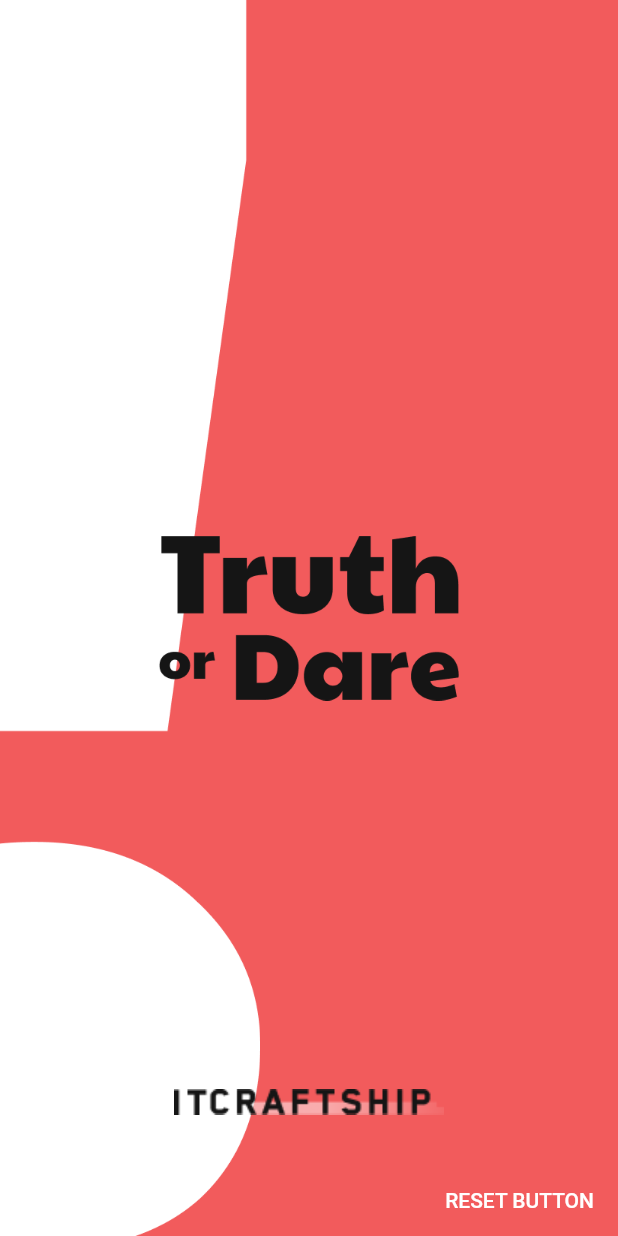
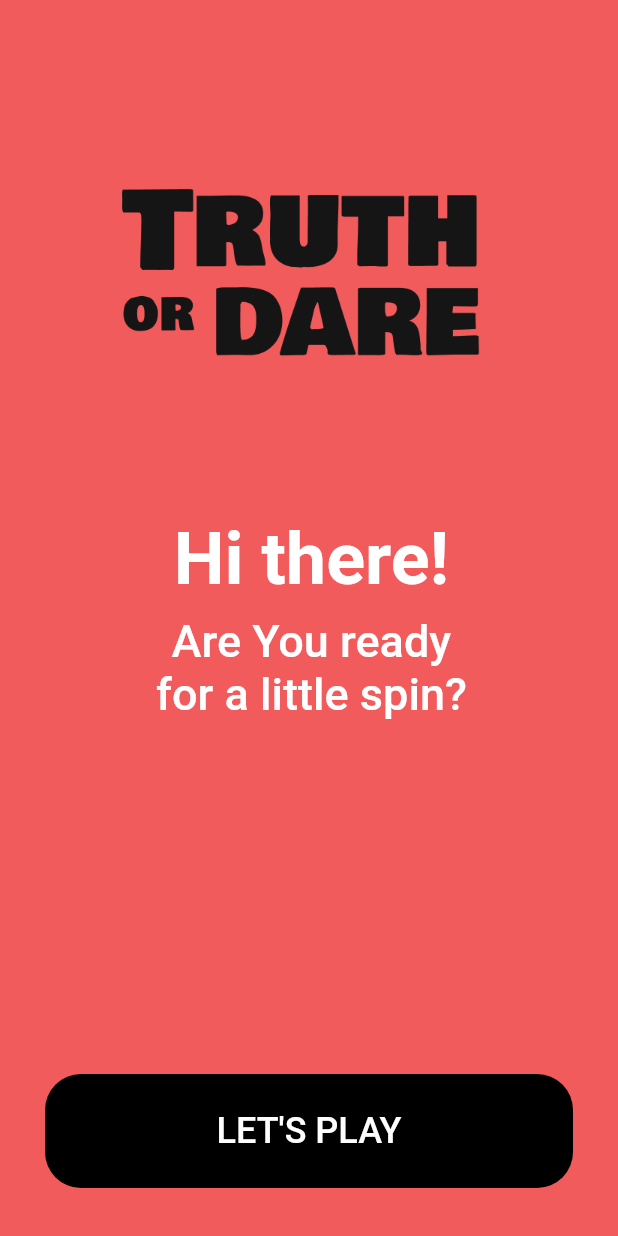
Before and after one commit to ITCraftship/truth-or-dare, a Flutter app: the screen it shows after launch, on a phone screen of 412 x 824 dp. Run offline on Flutter 3.47's test engine with Material 2 defaults, Android fonts, the phone set to English and light mode, and no system bars.

Commit message:
Added welcome page with animations

```diff
--- /dev/null
+++ b/lib/pages/welcome_page.dart
@@ -0,0 +1,128 @@
+import 'package:flutter/material.dart';
+
+import '../shared/theme/colors.dart';
+import '../shared/theme/images.dart';
+
+const Duration _transitionAnimationDuration = Duration(milliseconds: 500);
+const Duration _hiThereAnimationDuartion = Duration(seconds: 1);
+const double _translationHidden = -100;
+const double _buttonPadding = 30;
+
+class WelcomePage extends StatefulWidget {
+  @override
+  _WelcomePageState createState() => _WelcomePageState();
+}
+
+class _WelcomePageState extends State<WelcomePage> {
+  double _topAlignment = 0.0;
+  double _buttonBottomOffset = _translationHidden;
+  double _textAlignment = 4;
+
+  @override
+  void initState() {
+    WidgetsBinding.instance.addPostFrameCallback((_) => _animateLogo());
+    super.initState();
+  }
+
+  @override
+  Widget build(BuildContext context) {
+    return Scaffold(
+      body: Stack(
+        children: [
+          Container(color: AppColors.redBackground),
+          AnimatedAlign(
+            alignment: Alignment(0, _topAlignment),
+            duration: _transitionAnimationDuration,
+            curve: Curves.easeInOutBack,
+            child: Image.asset(Images.logoBlack),
+            onEnd: _animateButton,
+          ),
+          AnimatedAlign(
+            duration: _hiThereAnimationDuartion,
+            alignment: Alignment(_textAlignment, 0),
+            curve: Curves.elasticOut,
+            child: HiThere(),
+          ),
+          AnimatedPositioned(
+            duration: _transitionAnimationDuration,
+            bottom: _buttonBottomOffset,
+            left: _buttonPadding,
+            right: _buttonPadding,
+            curve: Curves.easeOutCubic,
+            onEnd: _animateText,
+            child: BlackButton(
+              text: "LET'S PLAY",
+              onTap: () {},
+            ),
+          ),
+        ],
+      ),
+    );
+  }
+
+  void _animateLogo() {
+    setState(() {
+      _topAlignment = -0.7;
+    });
+  }
+
+  void _animateButton() {
+    setState(() {
+      _buttonBottomOffset = 32;
+    });
+  }
+
+  void _animateText() {
+    setState(() {
+      _textAlignment = 0;
+    });
+  }
+}
+
+class BlackButton extends StatelessWidget {
+  final VoidCallback onTap;
+  final String text;
+
+  const BlackButton({this.onTap, this.text});
+
+  @override
+  Widget build(BuildContext context) {
+    return MaterialButton(
+      shape: RoundedRectangleBorder(borderRadius: BorderRadius.circular(24)),
+      elevation: 0,
+      onPressed: onTap,
+      color: Colors.black,
+      padding: const EdgeInsets.symmetric(vertical: 24),
+      child: SizedBox(
+        width: double.infinity,
+        child: Text(
+          text,
+          style: TextStyle(color: Colors.white, fontSize: 24),
+          textAlign: TextAlign.center,
+        ),
+      ),
+    );
+  }
+}
+
+class HiThere extends StatelessWidget {
+  @override
+  Widget build(BuildContext context) {
+    return Column(
+      mainAxisSize: MainAxisSize.min,
+      children: [
+        Text(
+          "Hi there!",
+          style: TextStyle(color: Colors.white, fontSize: 48, fontWeight: FontWeight.w700),
+          textAlign: TextAlign.center,
+        ),
+        const SizedBox(height: 10),
+        Text(
+          "Are You ready\nfor a little spin?",
+          style: TextStyle(color: Colors.white, fontSize: 30, fontWeight: FontWeight.w500),
+          textAlign: TextAlign.center,
+        ),
+      ],
+    );
+  }
+}
```
Also changed, not shown: lib/pages/entry_page.dart (+69 -13 lines), lib/assets/images/2.0x/exclamation_mark.png, lib/assets/images/2.0x/logo_black.png, lib/assets/images/2.0x/question_mark.png, lib/assets/images/3.0x/exclamation_mark.png, lib/assets/images/3.0x/logo_black.png, lib/assets/images/3.0x/question_mark.png, lib/assets/images/exclamation_mark.png, lib/assets/images/logo_black.png, lib/assets/images/question_mark.png.
